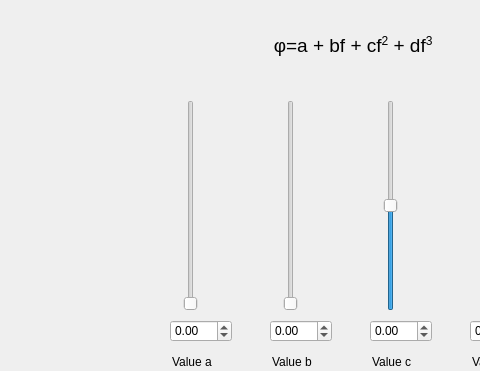
Before: the Qt Designer form PhasingManual.ui in timesama/M2-Approach, drawn with Qt 5; both pictures show x 430 to 910 and y 0 to 371 of the 1000 by 650 pixel window.
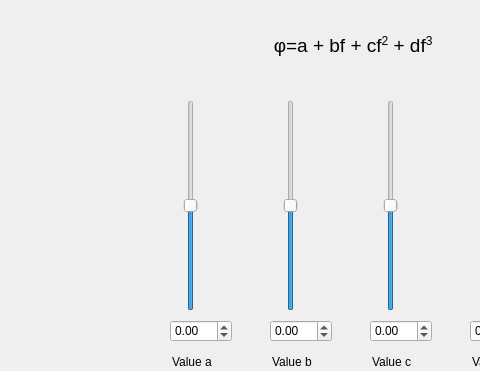
After: the same form once the commit is applied. Custom widgets are drawn as their Qt base class.

Commit message: Calculator distinct, slider bars update during phasing

Diff of the .ui file:
```diff
--- a/PhasingManual.ui
+++ b/PhasingManual.ui
@@ -90,12 +90,18 @@
      <height>211</height>
     </rect>
    </property>
+   <property name="minimum">
+    <number>-50</number>
+   </property>
    <property name="maximum">
-    <number>30</number>
+    <number>50</number>
    </property>
    <property name="singleStep">
     <number>1</number>
    </property>
+   <property name="pageStep">
+    <number>10</number>
+   </property>
    <property name="value">
     <number>0</number>
    </property>
@@ -121,8 +127,11 @@
      <height>211</height>
     </rect>
    </property>
+   <property name="minimum">
+    <number>-30</number>
+   </property>
    <property name="maximum">
-    <number>50</number>
+    <number>30</number>
    </property>
    <property name="singleStep">
     <number>1</number>
```
Left out of the diff: 8 changed lines with no effect on the pictures. The commit also changes 2 other files.
